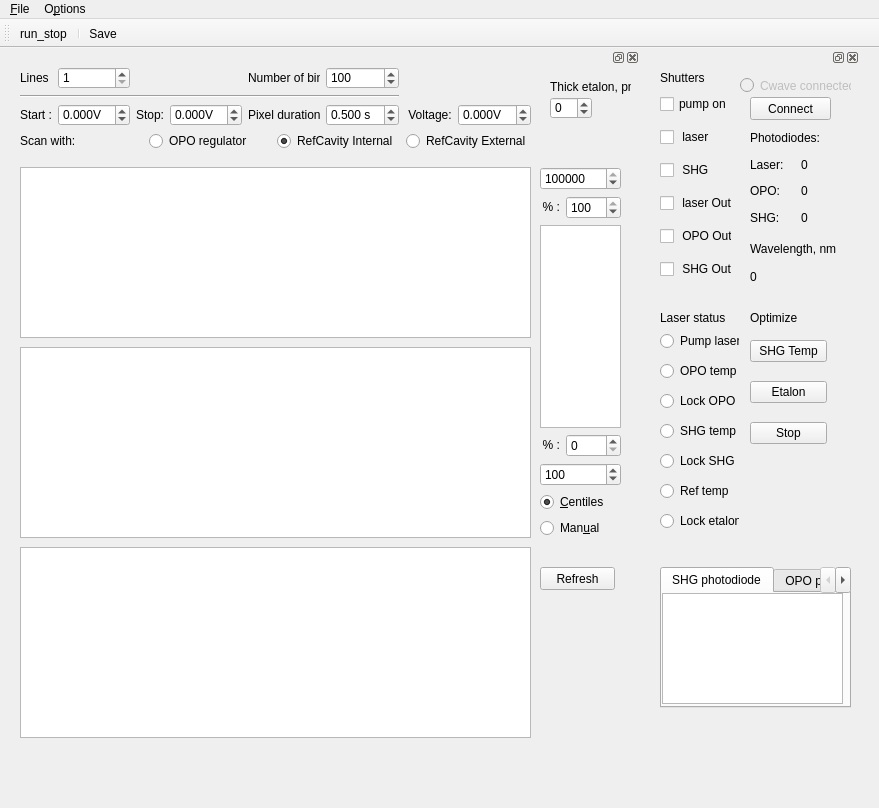
Above: gui/cwave/cwavescanner.ui from Ulm-IQO/qudi before the change. Below: the same form after it.
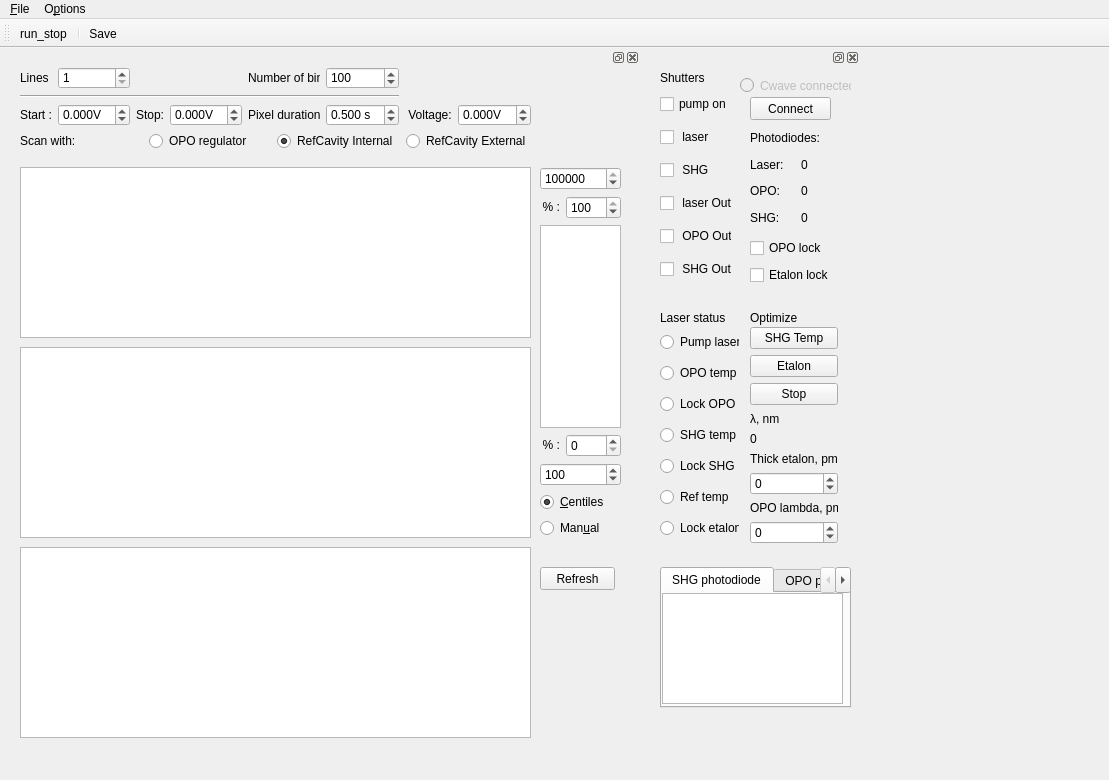
That is the form after the change. Icons and pictures are not drawn. Custom widgets are drawn as their Qt base class.

```diff
--- a/gui/cwave/cwavescanner.ui
+++ b/gui/cwave/cwavescanner.ui
@@ -6,8 +6,8 @@
    <rect>
     <x>0</x>
     <y>0</y>
-    <width>879</width>
-    <height>808</height>
+    <width>1109</width>
+    <height>780</height>
    </rect>
   </property>
   <property name="contextMenuPolicy">
@@ -23,7 +23,7 @@
       <x>10</x>
       <y>0</y>
       <width>630</width>
-      <height>711</height>
+      <height>751</height>
      </rect>
     </property>
     <property name="minimumSize">
@@ -382,35 +382,6 @@
        </item>
       </layout>
      </widget>
-     <widget class="QLabel" name="label">
-      <property name="geometry">
-       <rect>
-        <x>540</x>
-        <y>10</y>
-        <width>81</width>
-        <height>20</height>
-       </rect>
-      </property>
-      <property name="text">
-       <string>Thick etalon, pm</string>
-      </property>
-     </widget>
-     <widget class="QSpinBox" name="spinBox_ThickEtalon">
-      <property name="geometry">
-       <rect>
-        <x>540</x>
-        <y>30</y>
-        <width>42</width>
-        <height>22</height>
-       </rect>
-      </property>
-      <property name="minimum">
-       <number>-100</number>
-      </property>
-      <property name="maximum">
-       <number>100</number>
-      </property>
-     </widget>
      <widget class="QPushButton" name="refresh_pushButton">
       <property name="geometry">
        <rect>
@@ -488,8 +459,8 @@
        <rect>
         <x>100</x>
         <y>260</y>
-        <width>77</width>
-        <height>131</height>
+        <width>88</width>
+        <height>217</height>
        </rect>
       </property>
       <layout class="QVBoxLayout" name="verticalLayout_9">
@@ -514,6 +485,84 @@
          </property>
         </widget>
        </item>
+       <item>
+        <layout class="QVBoxLayout" name="verticalLayout_12">
+         <item>
+          <widget class="QLabel" name="label_14">
+           <property name="text">
+            <string>λ, nm</string>
+           </property>
+          </widget>
+         </item>
+         <item>
+          <widget class="QLabel" name="label_wavelength">
+           <property name="text">
+            <string>0 </string>
+           </property>
+          </widget>
+         </item>
+         <item>
+          <layout class="QVBoxLayout" name="verticalLayout">
+           <item>
+            <widget class="QLabel" name="label_3">
+             <property name="text">
+              <string>Thick etalon, pm</string>
+             </property>
+            </widget>
+           </item>
+           <item>
+            <widget class="QSpinBox" name="thick_eta_spinBox">
+             <property name="wrapping">
+              <bool>false</bool>
+             </property>
+             <property name="frame">
+              <bool>true</bool>
+             </property>
+             <property name="buttonSymbols">
+              <enum>QAbstractSpinBox::UpDownArrows</enum>
+             </property>
+             <property name="minimum">
+              <number>-1000</number>
+             </property>
+             <property name="maximum">
+              <number>1000</number>
+             </property>
+            </widget>
+           </item>
+           <item>
+            <layout class="QVBoxLayout" name="verticalLayout_2">
+             <item>
+              <widget class="QLabel" name="label_4">
+               <property name="text">
+                <string>OPO lambda, pm</string>
+               </property>
+              </widget>
+             </item>
+             <item>
+              <widget class="QSpinBox" name="opo_lambda_spinBox">
+               <property name="wrapping">
+                <bool>false</bool>
+               </property>
+               <property name="frame">
+                <bool>true</bool>
+               </property>
+               <property name="buttonSymbols">
+                <enum>QAbstractSpinBox::UpDownArrows</enum>
+               </property>
+               <property name="minimum">
+                <number>-1000</number>
+               </property>
+               <property name="maximum">
+                <number>1000</number>
+               </property>
+              </widget>
+             </item>
+            </layout>
+           </item>
+          </layout>
+         </item>
+        </layout>
+       </item>
       </layout>
      </widget>
      <widget class="QWidget" name="layoutWidget_6">
@@ -659,7 +708,7 @@
         <x>10</x>
         <y>260</y>
         <width>79</width>
-        <height>211</height>
+        <height>221</height>
        </rect>
       </property>
       <layout class="QVBoxLayout" name="verticalLayout_10">
@@ -855,32 +904,6 @@
        </item>
       </layout>
      </widget>
-     <widget class="QWidget" name="layoutWidget_10">
-      <property name="geometry">
-       <rect>
-        <x>100</x>
-        <y>170</y>
-        <width>91</width>
-        <height>51</height>
-       </rect>
-      </property>
-      <layout class="QVBoxLayout" name="verticalLayout_12">
-       <item>
-        <widget class="QLabel" name="label_14">
-         <property name="text">
-          <string>Wavelength, nm</string>
-         </property>
-        </widget>
-       </item>
-       <item>
-        <widget class="QLabel" name="label_wavelength">
-         <property name="text">
-          <string>0 </string>
-         </property>
-        </widget>
-       </item>
-      </layout>
-     </widget>
      <widget class="QLabel" name="label_15">
       <property name="geometry">
        <rect>
@@ -920,6 +943,32 @@
        <string>Optimize</string>
       </property>
      </widget>
+     <widget class="QWidget" name="verticalLayoutWidget_3">
+      <property name="geometry">
+       <rect>
+        <x>100</x>
+        <y>170</y>
+        <width>91</width>
+        <height>51</height>
+       </rect>
+      </property>
+      <layout class="QVBoxLayout" name="verticalLayout_3">
+       <item>
+        <widget class="QCheckBox" name="opo_lock_checkBox">
+         <property name="text">
+          <string>OPO lock</string>
+         </property>
+        </widget>
+       </item>
+       <item>
+        <widget class="QCheckBox" name="eta_lock_checkBox">
+         <property name="text">
+          <string>Etalon lock</string>
+         </property>
+        </widget>
+       </item>
+      </layout>
+     </widget>
     </widget>
    </widget>
   </widget>
@@ -928,7 +977,7 @@
     <rect>
      <x>0</x>
      <y>0</y>
-     <width>879</width>
+     <width>1109</width>
      <height>21</height>
     </rect>
    </property>
```
